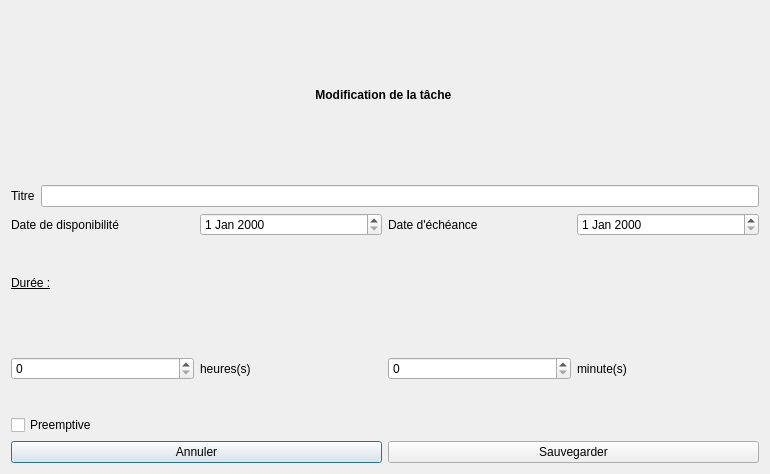
Old version of the form Code source/ProjectCalendar/tacheeditor.ui in the repository SteveLagache/LO21-ProjectCalendarV2.
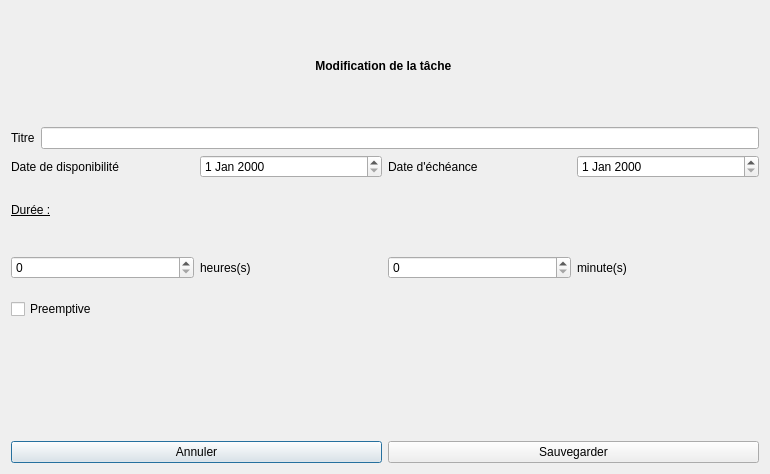
New version of the form.

```diff
--- a/Code source/ProjectCalendar/tacheeditor.ui
+++ b/Code source/ProjectCalendar/tacheeditor.ui
@@ -128,6 +128,17 @@
      </item>
     </layout>
    </item>
+   <item>
+    <layout class="QHBoxLayout" name="horizontalLayout_6">
+     <item>
+      <widget class="QLabel" name="label_st">
+       <property name="text">
+        <string/>
+       </property>
+      </widget>
+     </item>
+    </layout>
+   </item>
    <item>
     <layout class="QHBoxLayout" name="horizontalLayout">
      <item>
```
